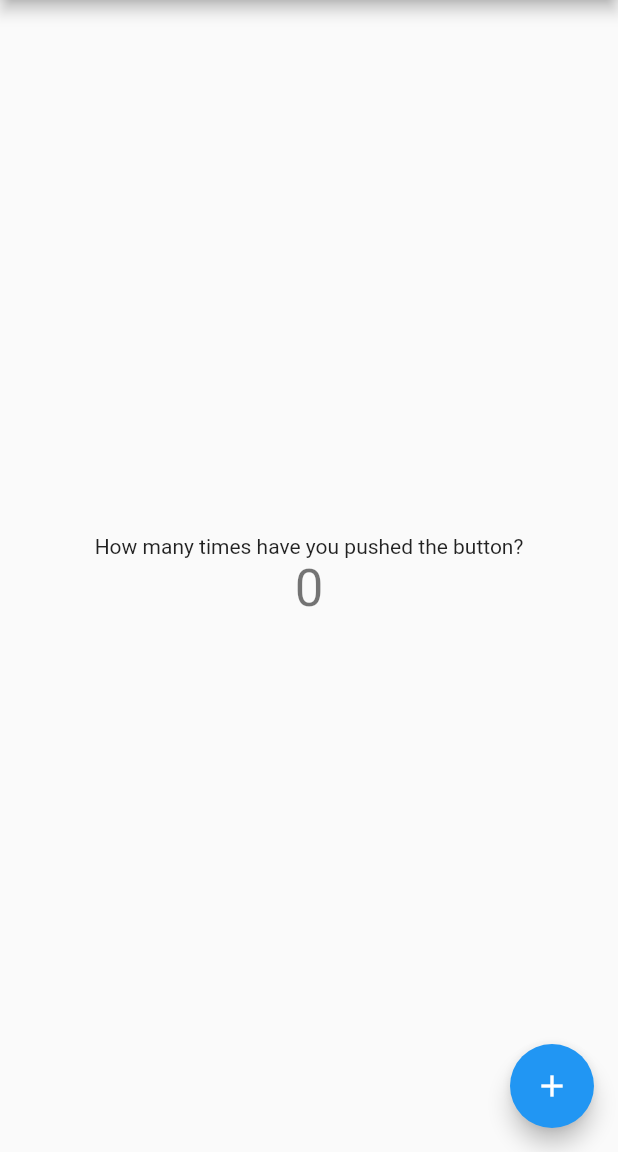
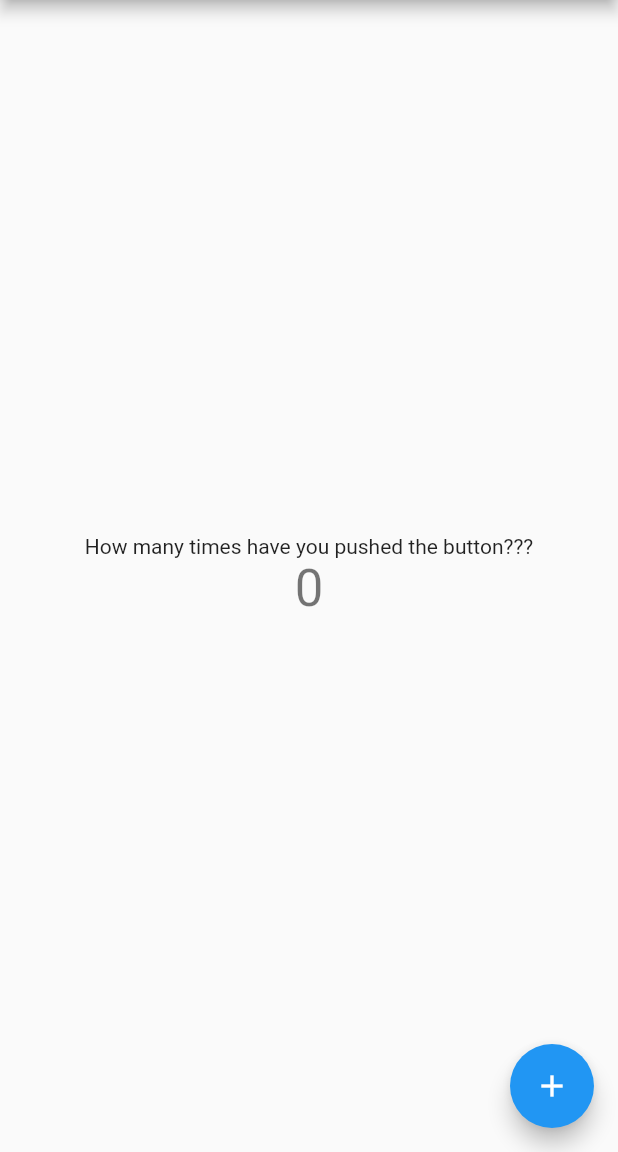
Before and after one commit to Tomino2112/flutter_driver_test, a Flutter app: the screen it shows after launch, on a phone screen of 412 x 824 dp, the part 84-1236 px from its top. Run offline on Flutter 3.47's test engine with Material 2 defaults, Android fonts, the phone set to English and light mode, and no system bars.

Commit message:
minor label change

```diff
--- a/lib/main.dart
+++ b/lib/main.dart
@@ -41,7 +41,7 @@ class _MyHomePageState extends State<MyHomePage> {
           mainAxisAlignment: MainAxisAlignment.center,
           children: <Widget>[
             Text(
-              'How many times have you pushed the button?',
+              'How many times have you pushed the button???',
             ),
             Text(
               '$_counter',
```
